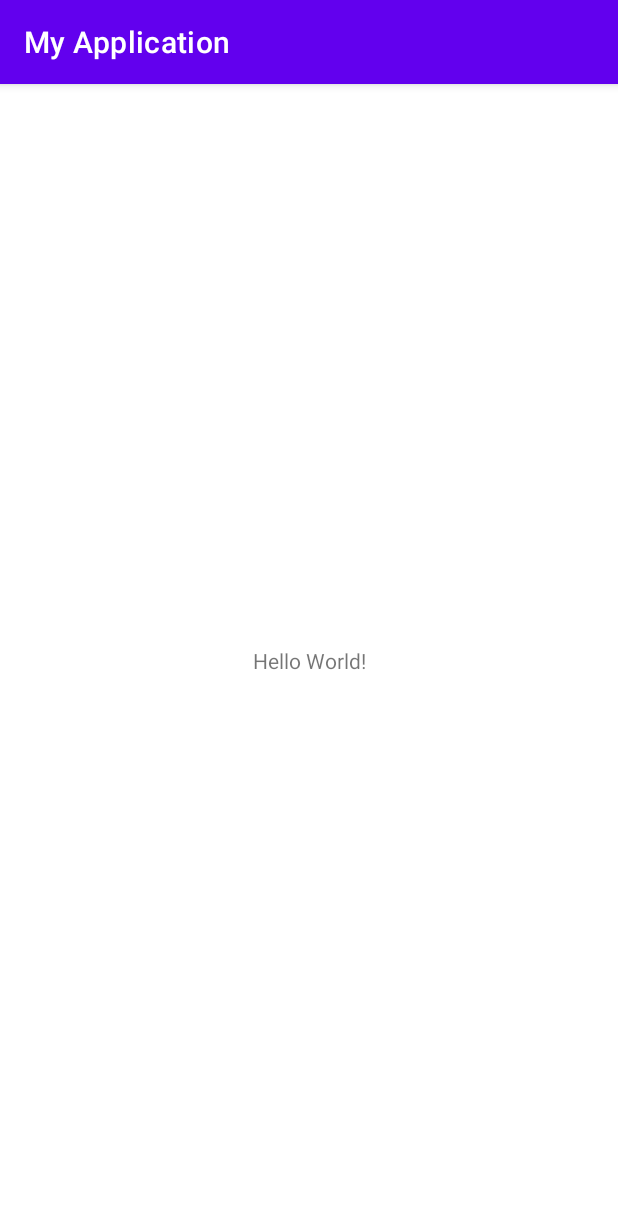
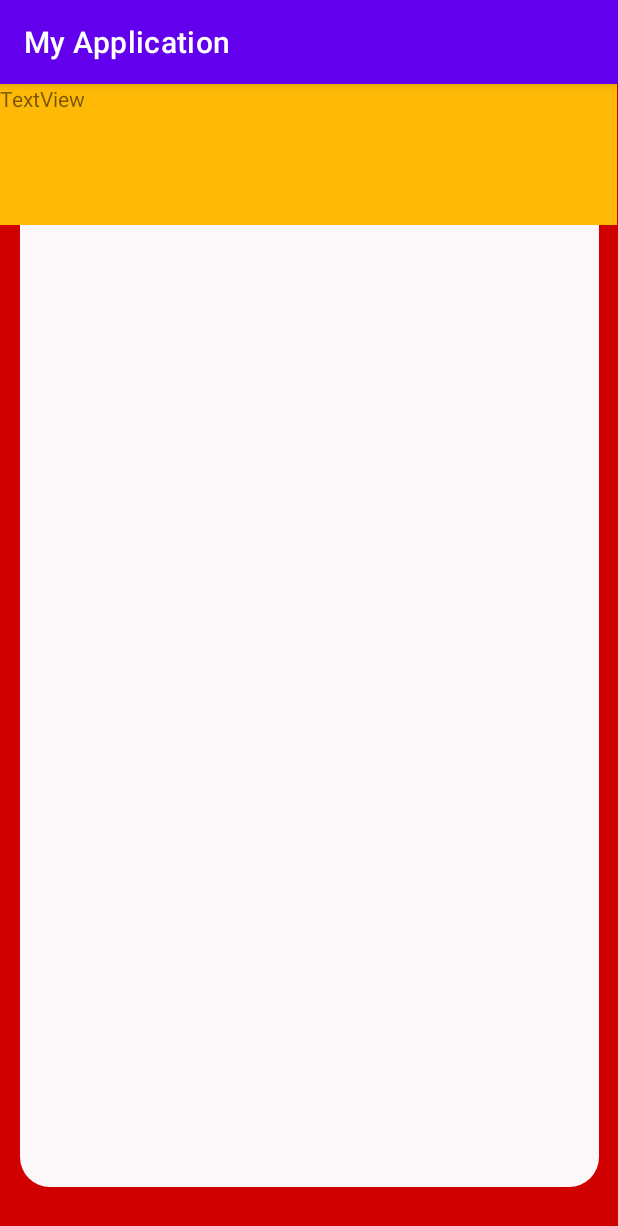
Before and after one commit to JackMacKinnon1/CruddyPizzeria, an Android app: the screen it shows after launch (MainActivity), on a phone screen of 412 x 824 dp. Shown: the top 1226 px of the screen. Run offline under Robolectric (Android 15) with nearby library versions, the phone set to English and light mode, and no system bars.

Commit message:
Started working on UI

```diff
--- /dev/null
+++ b/Code/app/src/main/res/drawable/table_background.xml
@@ -0,0 +1,6 @@
+<?xml version="1.0" encoding="UTF-8"?>
+<shape xmlns:android="http://schemas.android.com/apk/res/android">
+    <solid android:color="#FCF7F8"/>
+    <corners android:radius="30px"/>
+    <padding android:left="0dp" android:top="0dp" android:right="0dp" android:bottom="0dp" />
+</shape>
--- a/Code/app/src/main/res/layout/activity_main.xml
+++ b/Code/app/src/main/res/layout/activity_main.xml
@@ -4,15 +4,44 @@
     xmlns:tools="http://schemas.android.com/tools"
     android:layout_width="match_parent"
     android:layout_height="match_parent"
+    android:background="#D00000"
     tools:context=".MainActivity">
 
-    <TextView
-        android:layout_width="wrap_content"
-        android:layout_height="wrap_content"
-        android:text="Hello World!"
+    <TableLayout
+        android:id="@+id/tableLayout"
+        android:layout_width="386dp"
+        android:layout_height="702dp"
+        android:layout_marginStart="16dp"
+        android:layout_marginTop="16dp"
+        android:layout_marginEnd="16dp"
+        android:layout_marginBottom="16dp"
+        android:background="@drawable/table_background"
         app:layout_constraintBottom_toBottomOf="parent"
         app:layout_constraintEnd_toEndOf="parent"
         app:layout_constraintStart_toStartOf="parent"
-        app:layout_constraintTop_toTopOf="parent" />
+        app:layout_constraintTop_toTopOf="parent">
 
+        <TableRow
+            android:layout_width="match_parent"
+            android:layout_height="match_parent" />
+
+        <TableRow
+            android:layout_width="match_parent"
+            android:layout_height="match_parent" />
+
+        <TableRow
+            android:layout_width="match_parent"
+            android:layout_height="match_parent" />
+
+        <TableRow
+            android:layout_width="match_parent"
+            android:layout_height="match_parent" />
+    </TableLayout>
+
+    <TextView
+        android:id="@+id/textView"
+        android:layout_width="411dp"
+        android:layout_height="94dp"
+        android:background="#FFBA08"
+        android:text="TextView" />
 </androidx.constraintlayout.widget.ConstraintLayout>
```
